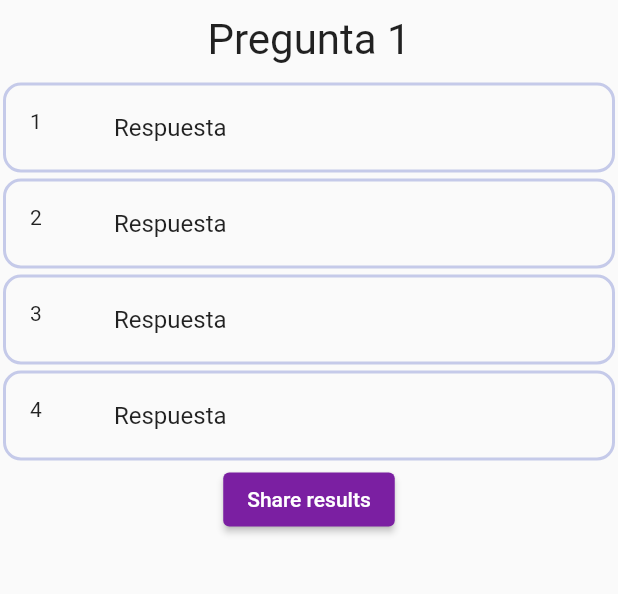
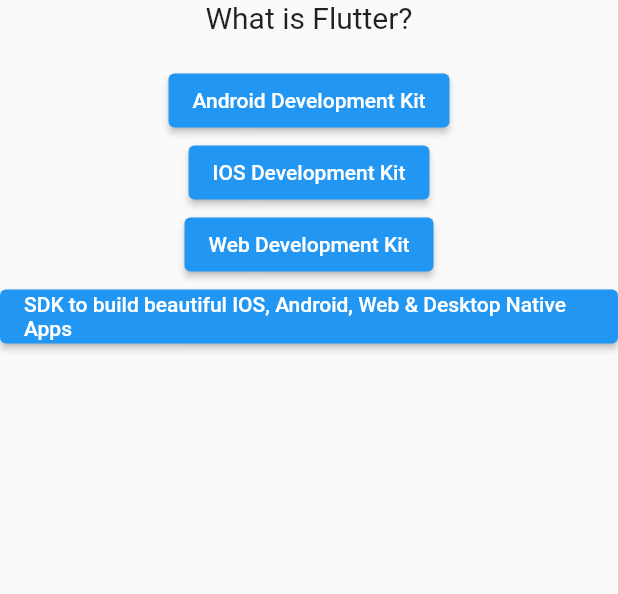
Before and after one commit to Osenian/reien, a Flutter app: the QuizTenses widget shown alone on an empty page, opened directly, on a phone screen of 412 x 824 dp, the part 84-678 px from its top. Run offline on Flutter 3.47's test engine with Material 2 defaults, Android fonts, the phone set to English and light mode, and no system bars; our stand-ins replace share_plus.

Commit message:
Modifica quiz_tenses a Stateful

```diff
--- a/lib/screens/quiz_tenses.dart
+++ b/lib/screens/quiz_tenses.dart
@@ -1,9 +1,55 @@
 import 'package:flutter/material.dart';
-import 'package:flutter/services.dart';
 import 'package:share_plus/share_plus.dart';
 
-class QuizTenses extends StatelessWidget {
+class QuizTenses extends StatefulWidget {
   const QuizTenses({super.key});
+
+  @override
+  State<QuizTenses> createState() => _QuizTensesState();
+}
+
+class _QuizTensesState extends State<QuizTenses> {
+  var _questionIndex = 0;
+  var _totalScore = 0;
+
+  final List<Map<String, Object>> _questions = [
+    {
+      'questionText': 'What is Flutter?',
+      'answers': [
+        {'text': 'Android Development Kit', 'score': -2},
+        {'text': 'IOS Development Kit', 'score': -2},
+        {'text': 'Web Development Kit', 'score': -2},
+        {
+          'text':
+              'SDK to build beautiful IOS, Android, Web & Desktop Native Apps',
+          'score': 10
+        },
+      ],
+    },
+    {
+      'questionText': 'Who created Flutter?',
+      'answers': [
+        {'text': 'Facebook', 'score': -2},
+        {'text': 'Adobe', 'score': -2},
+        {'text': 'Google', 'score': 10},
+        {'text': 'Microsoft', 'score': -2},
+      ],
+    },
+  ];
+
+  void _answerQuestion(int score) {
+    _totalScore += score;
+
+    setState(() {
+      _questionIndex += 1;
+    });
+  }
+
+  void _resetQuiz() {
+    _questionIndex = 0;
+    _totalScore = 0;
+    Navigator.pop(context);
+  }
 
   @override
   Widget build(BuildContext context) {
@@ -19,70 +65,64 @@
             ),
             ConstrainedBox(
               constraints: const BoxConstraints(maxHeight: 450),
+              child: _questionIndex < _questions.length
+                  ? Column(
+                      children: [
+                        Text(
+                          _questions[_questionIndex]['questionText'] as String,
+                          style: const TextStyle(fontSize: 20),
+                        ),
+                        const SizedBox(
+                          height: 20,
+                        ),
+                        Column(
+                          children: (_questions[_questionIndex]['answers']
+                                  as List<Map<String, Object>>)
+                              .map(
+                                (answer) => ElevatedButton(
+                                  onPressed: () {
+                                    _answerQuestion(answer['score'] as int);
+                                  },
+                                  child: Text(answer['text'] as String),
+                                ),
+                              )
+                              .toList(),
+                        ),
+                      ],
+                    )
+                  : Center(
                       child: Column(
-                mainAxisAlignment: MainAxisAlignment.spaceAround,
-                mainAxisSize: MainAxisSize.min,
+                        mainAxisAlignment: MainAxisAlignment.center,
                         children: [
-                  Container(
-                    width: double.infinity,
-                    margin: const EdgeInsets.all(10),
-                    child: const Text(
-                      'Pregunta 1',
-                      style: TextStyle(fontSize: 28),
-                      textAlign: TextAlign.center,
+                          const Text(
+                            'Quiz Completed!',
+                            style: TextStyle(fontSize: 30),
                           ),
+                          Text(
+                            'Your Score: $_totalScore',
+                            style: const TextStyle(fontSize: 20),
                           ),
-                  Flexible(
-                    child: ListView.builder(
-                      shrinkWrap: true,
-                      itemCount: 4,
-                      itemBuilder: (_, index) {
-                        return Container(
-                          margin: const EdgeInsets.all(2.0),
-                          decoration: BoxDecoration(
-                            border: Border.all(
-                                color: Colors.indigo.shade100, width: 2),
-                            borderRadius: BorderRadius.circular(12),
+                          Row(
+                            mainAxisAlignment: MainAxisAlignment.center,
+                            children: [
+                              ElevatedButton(
+                                onPressed: () {
+                                  Share.share(
+                                      'I scored $_totalScore on Verb Tenses!');
+                                },
+                                child: const Text('Share results'),
                               ),
-                          child: ListTile(
-                            shape: const RoundedRectangleBorder(
-                              borderRadius: BorderRadius.all(
-                                Radius.circular(12),
-                              ),
-                            ),
-                            leading: Text('${index + 1}'),
-                            title: const Text('Respuesta'),
-                            onTap: () {},
-                          ),
-                        );
-                      },
-                    ),
+                              const SizedBox(
+                                width: 10,
                               ),
                               ElevatedButton(
-                    style: ElevatedButton.styleFrom(
-                      backgroundColor: Colors.purple[700],
-                    ),
-                    onPressed: () async {
-                      final img =
-                          await rootBundle.load('images/congratulations.png');
-                      final bufferImg = img.buffer;
-                      Share.shareXFiles(
-                        [
-                          XFile.fromData(
-                            bufferImg.asUint8List(
-                              img.offsetInBytes,
-                              img.lengthInBytes,
-                            ),
-                            name: 'Congratulations!',
-                            mimeType: 'image/png',
+                                onPressed: _resetQuiz,
+                                child: const Text('Back'),
                               ),
                             ],
-                        subject: 'Reien Quiz Results',
-                      );
-                    },
-                    child: const Text("Share results"),
+                          )
+                        ],
                       ),
-                ],
                     ),
             ),
           ],
```
Lines whose indentation alone changed are shown as unchanged.
